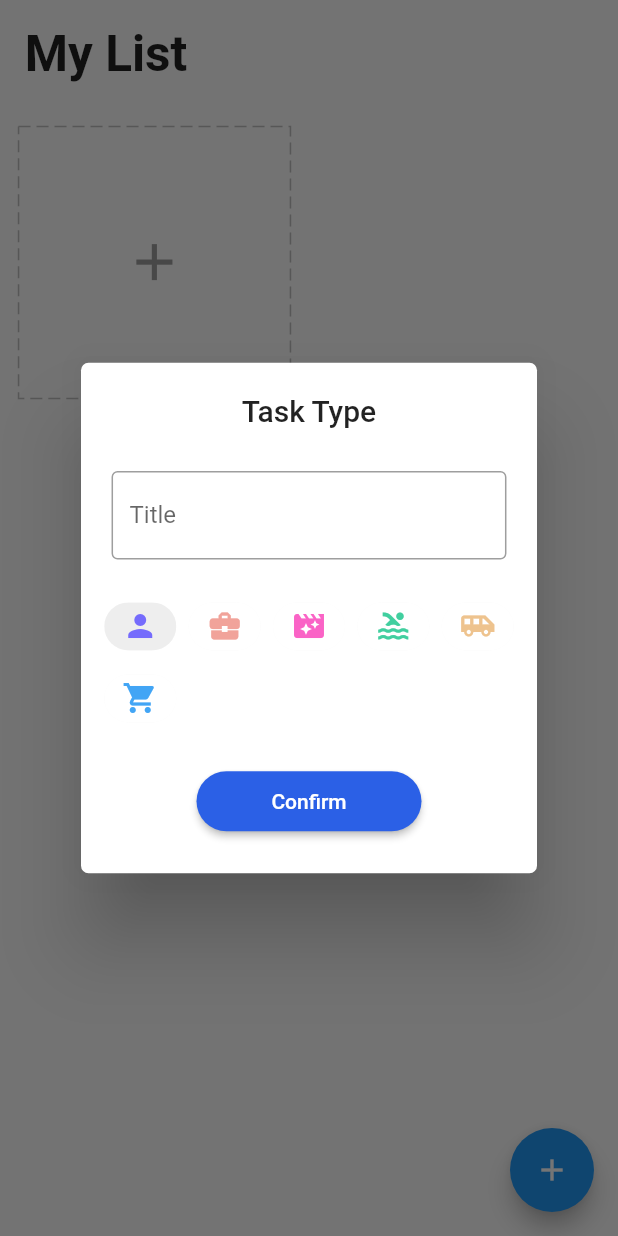
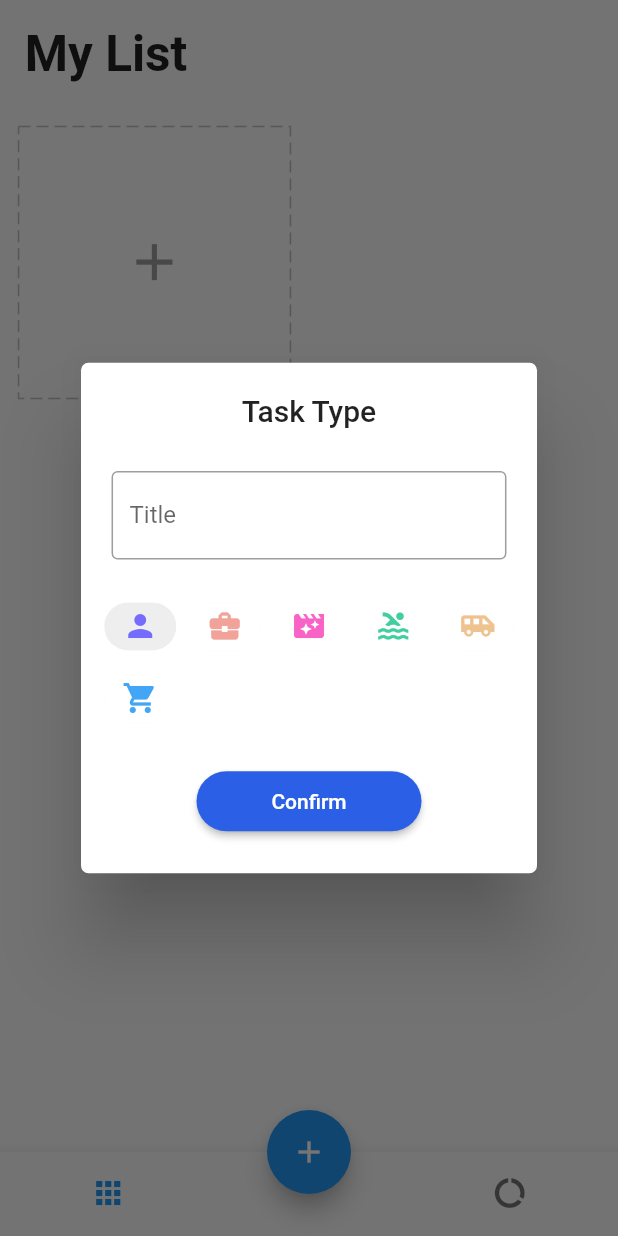
Before and after one commit to Rilwayne/todo, a Flutter app: the screen it shows after launch, after a tap on the "add" icon, on a phone screen of 412 x 824 dp. Run offline on Flutter 3.47's test engine with Material 2 defaults, Android fonts, the phone set to English and light mode, and no system bars; drawn by our look-alikes of dotted_border; our stand-ins replace equatable, flutter_easyloading, get, get_storage, step_progress_indicator.

Commit message:
report page and completed project

```diff
--- a/lib/app/modules/detail/view.dart
+++ b/lib/app/modules/detail/view.dart
@@ -17,7 +17,9 @@
   Widget build(BuildContext context) {
     var task = homeCtrl.task.value!;
     var color = HexColor.fromHex(task.color);
-    return Scaffold(
+    return WillPopScope(
+      onWillPop: () async => false,
+      child: Scaffold(
         body: Form(
           key: homeCtrl.formKey,
           child: ListView(
@@ -130,6 +132,7 @@
             ],
           ),
         )
+      ),
     );
   }
 }
--- a/lib/app/modules/home/controller.dart
+++ b/lib/app/modules/home/controller.dart
@@ -12,6 +12,7 @@
 //when a task in the task list changes, this will observe the changes
   final formKey = GlobalKey<FormState>();
   final editCtrl = TextEditingController();
+  final tabIndex = 0.obs;
   final chipIndex = 0.obs;
   final deleting = false.obs;
   final tasks = <Task>[].obs;
@@ -36,6 +37,11 @@
   void changeChipIndex(int value) {
     chipIndex.value = value;
   }
+
+  void changeTabIndex(int index) {
+    tabIndex.value = index;
+  }
+
 
   void changeDeleting(bool value) {
     deleting.value = value;
@@ -144,4 +150,28 @@
     }
     return res;
   }
+
+  int getTotalTask() {
+    var res = 0;
+    for (int i = 0; i < tasks.length; i++) {
+      if(tasks[i].todos != null) {
+        res += tasks[i].todos!.length;
+      }
+    }
+    return res;
+  }
+
+  int getTotalDoneTask() {
+    var res = 0;
+    for(int i = 0; i < tasks.length; i++) {
+      if (tasks[i].todos != null) {
+        for(int j = 0; j < tasks[i].todos!.length; j++) {
+          if(tasks[i].todos![j]['done'] == true) {
+            res += 1;
+          }
+        }
+      }
+    }
+    return res;
+  }
 }
--- a/lib/app/modules/home/view.dart
+++ b/lib/app/modules/home/view.dart
@@ -7,6 +7,7 @@
 import 'package:todo/app/modules/home/widgets/add_card.dart';
 import 'package:todo/app/modules/home/widgets/add_dialog.dart';
 import 'package:todo/app/modules/home/widgets/task_card.dart';
+import 'package:todo/app/modules/report/view.dart';
 
 // extend the GetView with HomeController instead of the statelessWidget
 class HomePage extends GetView<HomeController> {
@@ -15,7 +16,9 @@
   @override
   Widget build(BuildContext context) {
     return Scaffold(
-      body: SafeArea(
+      body: Obx( () => IndexedStack(
+          index: controller.tabIndex.value,
+          children:[ SafeArea(
               child: ListView(
             children: [
               Padding(
@@ -53,6 +56,10 @@
               )
             ],
           )),
+          ReportPage()
+          ]
+        ),
+      ),
       floatingActionButton: DragTarget<Task>(
         builder: (_, __, ___) {
           return Obx(
@@ -75,6 +82,34 @@
           EasyLoading.showSuccess('Deleted successfully');
         },
       ),
+      floatingActionButtonLocation: FloatingActionButtonLocation.centerDocked,
+      bottomNavigationBar: Theme(
+        data: ThemeData(
+          splashColor: Colors.transparent,
+          highlightColor: Colors.transparent
+        ),
+        child: Obx( () => BottomNavigationBar(
+            onTap: (int index) => controller.changeTabIndex(index),
+            currentIndex: controller.tabIndex.value,
+            showSelectedLabels: false,
+            showUnselectedLabels: false,
+            items: [
+              BottomNavigationBarItem(
+                label: 'Home',
+                icon: Padding(
+                  padding: EdgeInsets.only(right: 15.0.wp),
+                  child: const Icon(Icons.apps),
+                )),
+                BottomNavigationBarItem(
+                label: 'Report',
+                icon: Padding(
+                  padding: EdgeInsets.only(left: 15.0.wp),
+                  child: const Icon(Icons.data_usage),
+                ))
+            ],
+          ),
+        ),
+      ),
     );
   }
 }
--- a/lib/app/modules/home/widgets/add_dialog.dart
+++ b/lib/app/modules/home/widgets/add_dialog.dart
@@ -10,7 +10,9 @@
 
   @override
   Widget build(BuildContext context) {
-    return Scaffold(
+    return WillPopScope(
+      onWillPop: () async => false,
+      child: Scaffold(
         body: Form(
           key: homeCtrl.formKey,
           child: ListView(
@@ -137,6 +139,7 @@
             ],
           ),
         ),
+      ),
     );
   }
 }
--- /dev/null
+++ b/lib/app/modules/report/view.dart
@@ -0,0 +1,140 @@
+
+import 'package:flutter/material.dart';
+import 'package:get/get.dart';
+import 'package:intl/intl.dart';
+import 'package:step_progress_indicator/step_progress_indicator.dart';
+import 'package:todo/app/core/utils/extensions.dart';
+import 'package:todo/app/core/values/colors.dart';
+import 'package:todo/app/modules/home/controller.dart';
+
+class ReportPage extends StatelessWidget {
+  final homeCtrl = Get.find<HomeController>();
+ReportPage({super.key});
+
+  @override
+  Widget build(BuildContext context) {
+    return Scaffold(
+      body: SafeArea(child: Obx(() {
+        var createdTasks = homeCtrl.getTotalTask();
+        var completedTasks = homeCtrl.getTotalDoneTask();
+        var liveTasks = createdTasks - completedTasks;
+        var percent = (completedTasks / createdTasks * 200).toStringAsFixed(0);
+        return ListView(
+          children: [
+            Padding(
+              padding: EdgeInsets.all(4.0.wp),
+              child: Text(
+                'Report Page',
+                style: TextStyle(
+                  fontSize: 24.0.sp,
+                  fontWeight: FontWeight.bold
+                ),
+              ),
+            ),
+            Padding(
+              padding: EdgeInsets.symmetric(horizontal: 4.0.wp),
+              child: Text(DateFormat.yMMMMd().format(DateTime.now()),
+              style: TextStyle(
+                fontSize: 14.0.sp,
+                color: Colors.grey
+              ),),
+            ),
+            Padding(
+              padding: EdgeInsets.symmetric(
+                vertical: 3.0.wp,
+                horizontal: 4.0.wp
+              ),
+              child: const Divider(thickness: 2,),
+            ),
+            Padding(
+              padding: EdgeInsets.symmetric(
+                vertical: 3.0.wp,
+                horizontal: 5.0.wp
+              ),
+              child: Row(
+                mainAxisAlignment: MainAxisAlignment.spaceBetween,
+                children: [
+                  _buildStatus(Colors.green, liveTasks, 'Live Tasks'),
+                  _buildStatus(Colors.orange, completedTasks, 'Completed'),
+                  _buildStatus(Colors.blue, createdTasks, 'Created')
+                ],
+              ),
+            ),
+            SizedBox(height: 8.0.wp,),
+            UnconstrainedBox(
+              child: SizedBox(
+                width: 70.0.wp,
+                height: 70.0.wp,
+                child: CircularStepProgressIndicator(
+                  totalSteps: createdTasks == 0 ? 1 : createdTasks,
+                  currentStep: completedTasks,
+                  stepSize: 20,
+                  selectedColor: green,
+                  unselectedColor: Colors.grey[200],
+                  padding: 0,
+                  width: 150,
+                  height: 150,
+                  selectedStepSize: 22,
+                  roundedCap: (_, __) => true,
+                  child: Column(
+                    mainAxisAlignment: MainAxisAlignment.center,
+                    children: [
+                      Text('${createdTasks == 0 ? 0 : percent} %',
+                      style: TextStyle(
+                        fontWeight: FontWeight.bold,
+                        fontSize: 20.0.sp
+                      ),
+                      ),
+                      SizedBox(height: 1.0.wp,),
+                      Text('Efficiency', style: TextStyle(
+                        color: Colors.grey,
+                        fontSize: 12.0.sp
+                      ),)
+                    ],
+                  ),
+                ),
+              ),
+            )
+          ],
+        );
+      }))
+    );
+  }
+
+  Row _buildStatus(Color color, int number, String text) {
+    return Row(
+      crossAxisAlignment: CrossAxisAlignment.start,
+      children: [
+        Container(
+          height: 3.0.wp,
+          width: 3.0.wp,
+          decoration: BoxDecoration(
+            shape: BoxShape.circle,
+            border: Border.all(
+              width: 0.5.wp,
+              color: color
+            )
+          ),
+        ),
+        SizedBox(width: 3.0.wp,),
+        Column(
+          children: [Text(
+            '$number',
+            style: TextStyle(
+              fontWeight: FontWeight.bold,
+              fontSize: 16.0.sp,
+            ),
+          ),
+          SizedBox(height: 2.0.wp,),
+          Text(
+            text,
+            style: TextStyle(
+              fontSize: 12.0.sp,
+              color: Colors.grey
+            ),
+          )
+          ],
+        )
+    ],);
+  }
+}
--- a/pubspec.yaml
+++ b/pubspec.yaml
@@ -42,6 +42,7 @@
   flutter_easyloading:
   dotted_border:
   step_progress_indicator:
+  intl:
 
 dev_dependencies:
   flutter_test:
```
Also changed, not shown: pubspec.lock. Lines whose indentation alone changed are shown as unchanged.
